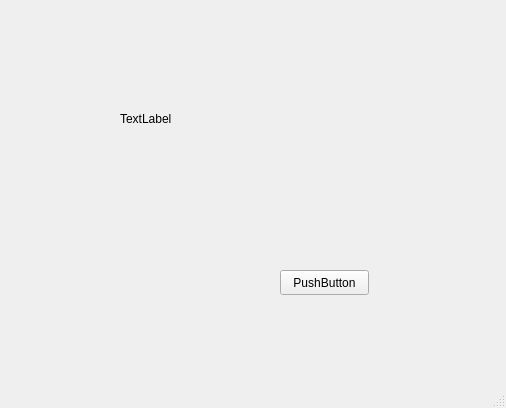
This is qt_creator/mainwindow.ui in korhanmd/pyqt-practice as Qt 5 draws it before an edit. The edited form follows.
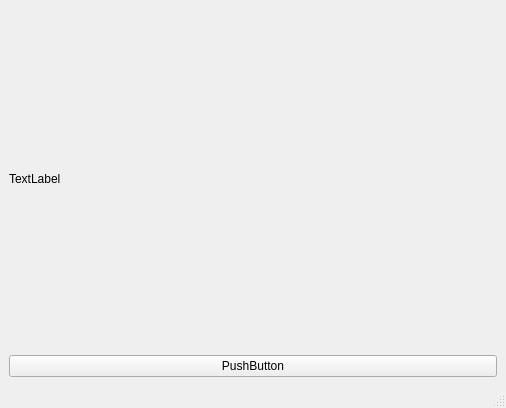
This is the edited form.

Commit message: Add vertical layout to the window

```diff
--- a/qt_creator/mainwindow.ui
+++ b/qt_creator/mainwindow.ui
@@ -14,32 +14,22 @@
    <string>MainWindow</string>
   </property>
   <widget class="QWidget" name="centralwidget">
+   <layout class="QVBoxLayout" name="verticalLayout">
+    <item>
    <widget class="QLabel" name="label">
-    <property name="geometry">
-     <rect>
-      <x>120</x>
-      <y>110</y>
-      <width>67</width>
-      <height>17</height>
-     </rect>
-    </property>
     <property name="text">
      <string>TextLabel</string>
     </property>
    </widget>
+    </item>
+    <item>
    <widget class="QPushButton" name="pushButton">
-    <property name="geometry">
-     <rect>
-      <x>280</x>
-      <y>270</y>
-      <width>89</width>
-      <height>25</height>
-     </rect>
-    </property>
     <property name="text">
      <string>PushButton</string>
     </property>
    </widget>
+    </item>
+   </layout>
   </widget>
   <widget class="QMenuBar" name="menubar">
    <property name="geometry">
```
Lines whose indentation alone changed are shown as unchanged.
